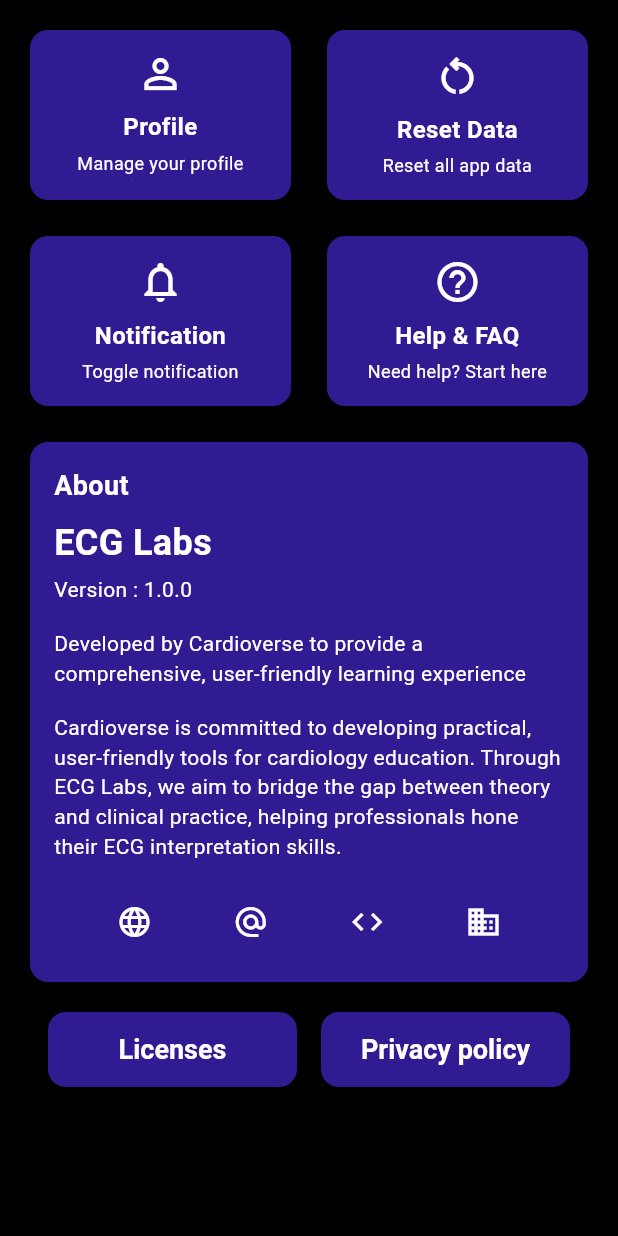
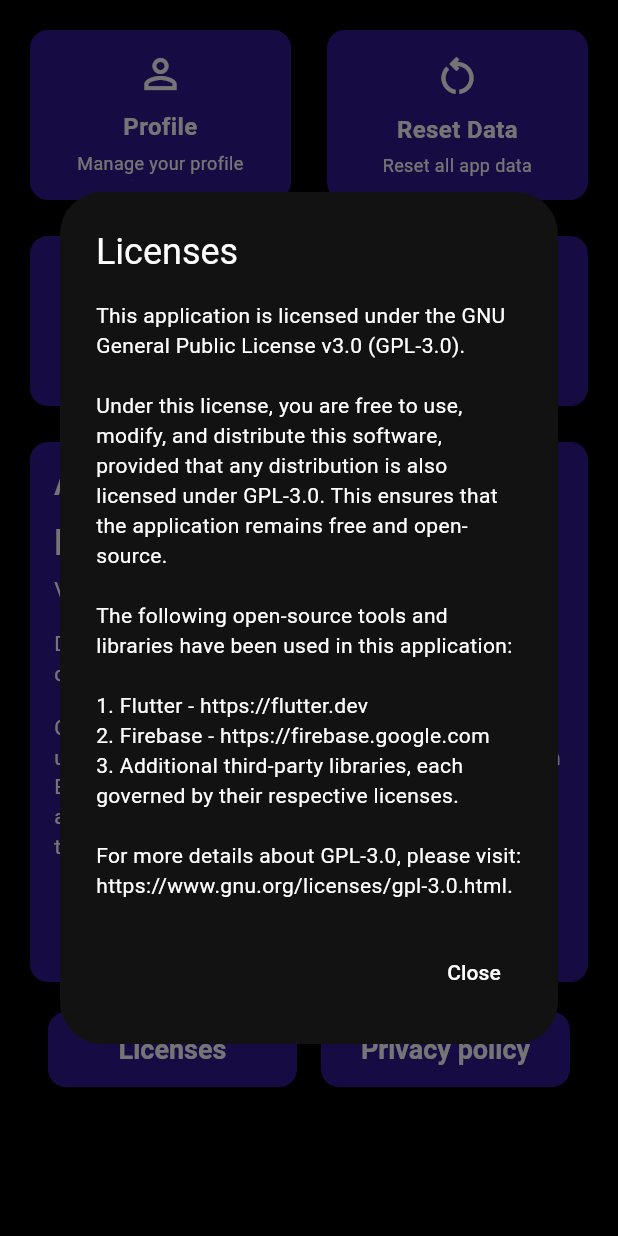
Before and after one commit to cardioverse/ECG-labs, a Flutter app: the SettingsScreen screen opened directly, after a tap on "Licenses", on a phone screen of 412 x 824 dp. Run offline on Flutter 3.47's test engine with Material 3 defaults, Android fonts, the phone set to English and light mode, and no system bars; our stand-ins replace carousel_slider, cloud_firestore, firebase_auth, firebase_core, firebase_storage, flutter_dotenv and 3 more; accounts and stored records are empty.

Commit message:
added license and Privacy policy thingy

```diff
--- a/lib/screens/settings_screen.dart
+++ b/lib/screens/settings_screen.dart
@@ -210,7 +210,25 @@
                         ),
                       ),
                       onPressed: () {
-                        // Add functionality for licenses
+                        showDialog(
+                          context: context,
+                          builder: (BuildContext context) {
+                            return AlertDialog(
+                              title: Text('Licenses'),
+                              content: SingleChildScrollView(
+                                child: Text('This application is licensed under the GNU General Public License v3.0 (GPL-3.0).\n\nUnder this license, you are free to use, modify, and distribute this software, provided that any distribution is also licensed under GPL-3.0. This ensures that the application remains free and open-source.\n\nThe following open-source tools and libraries have been used in this application:\n\n1. Flutter - https://flutter.dev\n2. Firebase - https://firebase.google.com\n3. Additional third-party libraries, each governed by their respective licenses.\n\nFor more details about GPL-3.0, please visit: https://www.gnu.org/licenses/gpl-3.0.html.'),
+                              ),
+                              actions: [
+                                TextButton(
+                                  onPressed: () {
+                                    Navigator.of(context).pop();
+                                  },
+                                  child: Text('Close'),
+                                ),
+                              ],
+                            );
+                          },
+                        );
                       },
                       child: Text('Licenses', style: TextStyle(color: Colors.white)),
                     ),
@@ -225,7 +243,25 @@
                         ),
                       ),
                       onPressed: () {
-                        // Add functionality for privacy policy
+                        showDialog(
+                          context: context,
+                          builder: (BuildContext context) {
+                            return AlertDialog(
+                              title: Text('Privacy Policy'),
+                              content: SingleChildScrollView(
+                                child: Text('Privacy Policy:\n\nWe value your privacy. This application collects data to enhance your experience. None of your personal information will be shared with third parties without your explicit consent. For more details, please visit our official privacy policy page.'),
+                              ),
+                              actions: [
+                                TextButton(
+                                  onPressed: () {
+                                    Navigator.of(context).pop();
+                                  },
+                                  child: Text('Close'),
+                                ),
+                              ],
+                            );
+                          },
+                        );
                       },
                       child: Text('Privacy policy', style: TextStyle(color: Colors.white)),
                     ),
```
